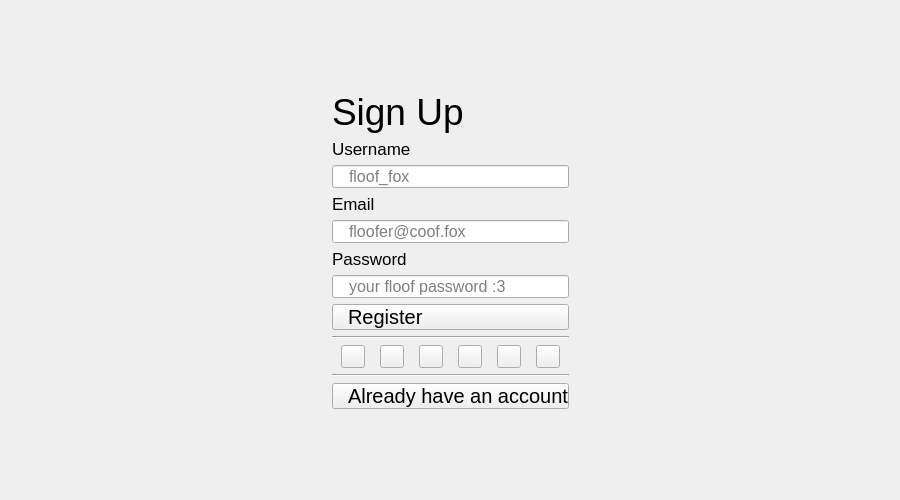
foxocorp/foxogram-desktop, file src/FoxogramSignup.ui: the form before one commit.
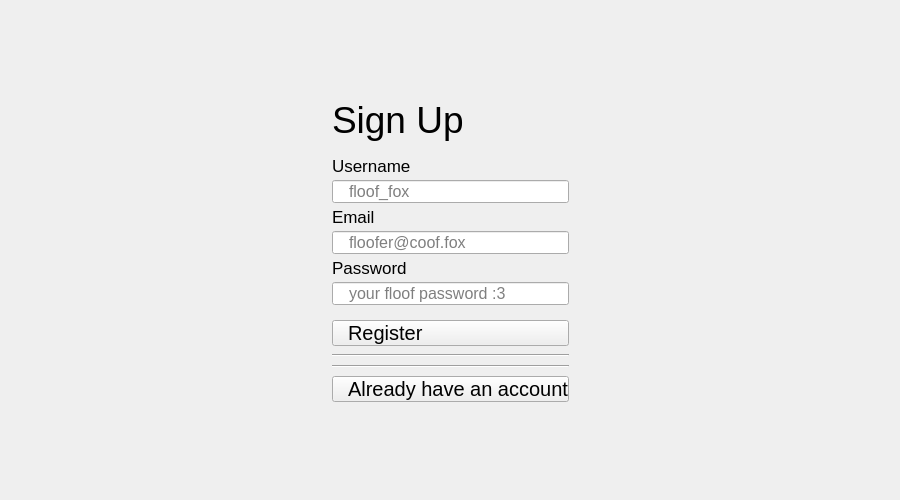
The form after the commit.

Commit message: Add square(icon) buttons, layouts

Patch:
```diff
--- a/src/FoxogramSignup.ui
+++ b/src/FoxogramSignup.ui
@@ -34,7 +34,7 @@
   <property name="styleSheet">
    <string notr="true"/>
   </property>
-  <layout class="QGridLayout" name="gridLayout" rowstretch="271,538,271" columnstretch="775,370,775">
+  <layout class="QGridLayout" name="gridLayout" rowstretch="260,560,260" columnstretch="775,370,775">
    <item row="0" column="1">
     <spacer name="verticalSpacer">
      <property name="orientation">
@@ -88,7 +88,15 @@
     </spacer>
    </item>
    <item row="1" column="1">
-    <layout class="QVBoxLayout" name="verticalLayout_2">
+    <layout class="QVBoxLayout" name="verticalLayout_2" stretch="383,30,45,30,40">
+     <property name="spacing">
+      <number>8</number>
+     </property>
+     <item>
+      <layout class="QVBoxLayout" name="verticalLayout_8" stretch="48,257,48">
+       <property name="spacing">
+        <number>15</number>
+       </property>
      <item>
       <widget class="QLabel" name="signupLabel">
        <property name="sizePolicy">
@@ -120,6 +128,16 @@
       </widget>
      </item>
      <item>
+        <layout class="QVBoxLayout" name="verticalLayout_3" stretch="83,83,83">
+         <property name="spacing">
+          <number>4</number>
+         </property>
+         <item>
+          <layout class="QVBoxLayout" name="verticalLayout_5">
+           <property name="spacing">
+            <number>4</number>
+           </property>
+           <item>
       <widget class="QLabel" name="usernameLabel">
        <property name="sizePolicy">
         <sizepolicy hsizetype="Preferred" vsizetype="Preferred">
@@ -143,7 +161,7 @@
      <item>
       <widget class="QLineEdit" name="usernameInput">
        <property name="sizePolicy">
-        <sizepolicy hsizetype="Minimum" vsizetype="Expanding">
+              <sizepolicy hsizetype="Expanding" vsizetype="Minimum">
          <horstretch>0</horstretch>
          <verstretch>0</verstretch>
         </sizepolicy>
@@ -164,6 +182,13 @@
        </property>
       </widget>
      </item>
+          </layout>
+         </item>
+         <item>
+          <layout class="QVBoxLayout" name="verticalLayout_6">
+           <property name="spacing">
+            <number>4</number>
+           </property>
      <item>
       <widget class="QLabel" name="emailLabel">
        <property name="sizePolicy">
@@ -188,7 +213,7 @@
      <item>
       <widget class="QLineEdit" name="emailInput">
        <property name="sizePolicy">
-        <sizepolicy hsizetype="Minimum" vsizetype="Expanding">
+              <sizepolicy hsizetype="Expanding" vsizetype="Minimum">
          <horstretch>0</horstretch>
          <verstretch>0</verstretch>
         </sizepolicy>
@@ -209,6 +234,13 @@
        </property>
       </widget>
      </item>
+          </layout>
+         </item>
+         <item>
+          <layout class="QVBoxLayout" name="verticalLayout_7">
+           <property name="spacing">
+            <number>4</number>
+           </property>
      <item>
       <widget class="QLabel" name="passwordLabel">
        <property name="sizePolicy">
@@ -230,7 +262,7 @@
      <item>
       <widget class="QLineEdit" name="passwordInput">
        <property name="sizePolicy">
-        <sizepolicy hsizetype="Minimum" vsizetype="Expanding">
+              <sizepolicy hsizetype="Expanding" vsizetype="Minimum">
          <horstretch>0</horstretch>
          <verstretch>0</verstretch>
         </sizepolicy>
@@ -252,10 +284,14 @@
        </property>
       </widget>
      </item>
+          </layout>
+         </item>
+        </layout>
+       </item>
      <item>
       <widget class="QPushButton" name="registerButton">
        <property name="sizePolicy">
-        <sizepolicy hsizetype="Expanding" vsizetype="Expanding">
+          <sizepolicy hsizetype="Expanding" vsizetype="Minimum">
          <horstretch>0</horstretch>
          <verstretch>0</verstretch>
         </sizepolicy>
@@ -275,6 +311,10 @@
        </property>
       </widget>
      </item>
+      </layout>
+     </item>
+     <item>
+      <layout class="QVBoxLayout" name="verticalLayout_4">
      <item>
       <widget class="Line" name="line">
        <property name="orientation">
@@ -282,55 +322,17 @@
        </property>
       </widget>
      </item>
+      </layout>
+     </item>
      <item>
       <layout class="QHBoxLayout" name="horizontalLayout">
        <property name="sizeConstraint">
         <enum>QLayout::SizeConstraint::SetNoConstraint</enum>
        </property>
-       <item>
-        <widget class="QToolButton" name="toolButton_2">
-         <property name="text">
-          <string/>
-         </property>
-        </widget>
-       </item>
-       <item>
-        <widget class="QToolButton" name="toolButton_3">
-         <property name="text">
-          <string/>
-         </property>
-        </widget>
-       </item>
-       <item>
-        <widget class="QToolButton" name="toolButton">
-         <property name="text">
-          <string/>
-         </property>
-        </widget>
-       </item>
-       <item>
-        <widget class="QToolButton" name="toolButton_5">
-         <property name="text">
-          <string/>
-         </property>
-        </widget>
-       </item>
-       <item>
-        <widget class="QToolButton" name="toolButton_6">
-         <property name="text">
-          <string/>
-         </property>
-        </widget>
-       </item>
-       <item>
-        <widget class="QToolButton" name="toolButton_4">
-         <property name="text">
-          <string/>
-         </property>
-        </widget>
-       </item>
       </layout>
      </item>
+     <item>
+      <layout class="QVBoxLayout" name="verticalLayout_9">
      <item>
       <widget class="Line" name="line_2">
        <property name="orientation">
@@ -338,10 +340,12 @@
        </property>
       </widget>
      </item>
+      </layout>
+     </item>
      <item>
       <widget class="QPushButton" name="loginButton">
        <property name="sizePolicy">
-        <sizepolicy hsizetype="Expanding" vsizetype="Expanding">
+        <sizepolicy hsizetype="Expanding" vsizetype="Minimum">
          <horstretch>0</horstretch>
          <verstretch>0</verstretch>
         </sizepolicy>
```
Left out of the diff: 54 changed lines with no effect on the pictures. Lines whose indentation alone changed are shown as unchanged. The commit also changes 9 other files.
